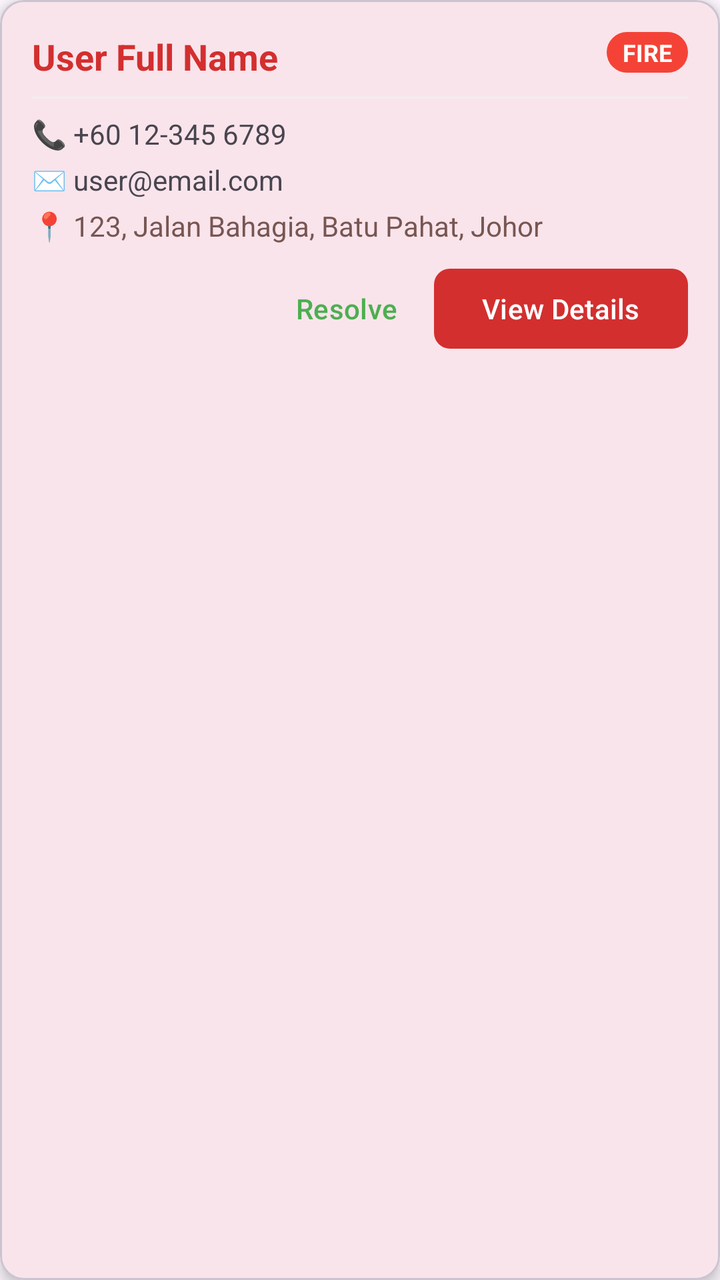
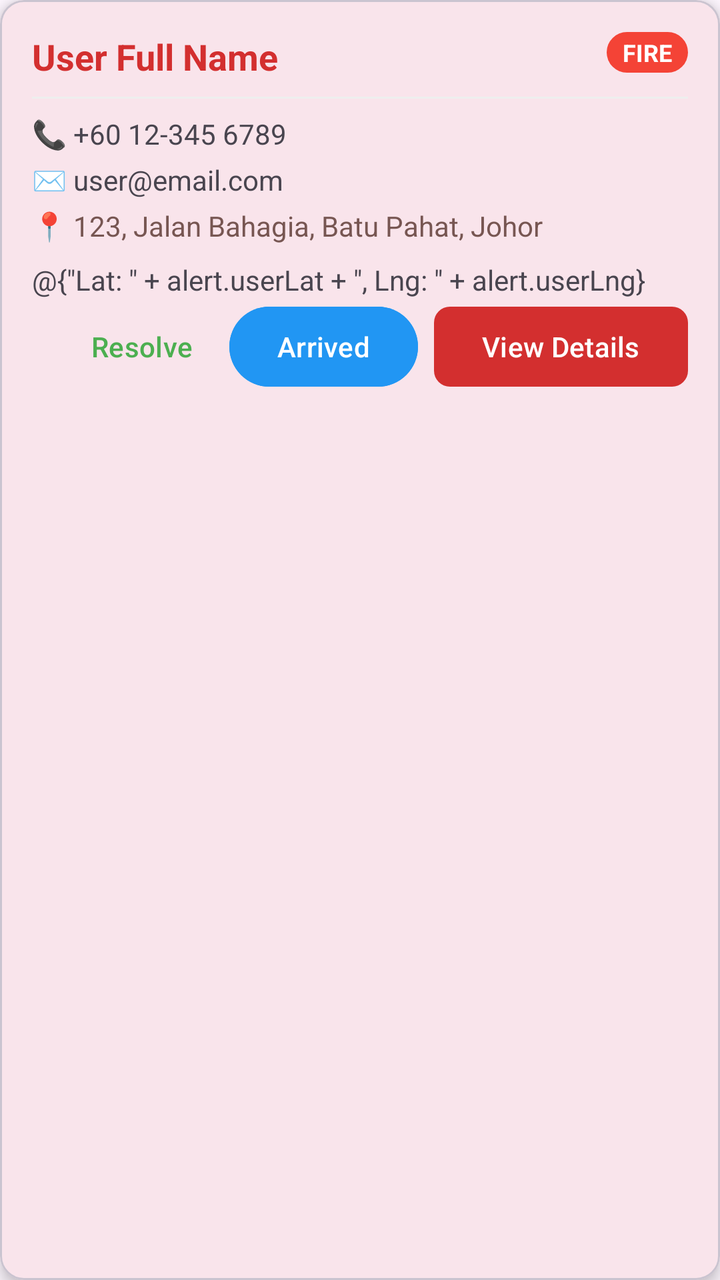

The first picture is an Android layout as it rendered before a commit; the second is the same layout after the commit. The layout source and the unified diff follow.
<!-- AndroidManifest.xml: application theme Theme.JERAPP -->
<!-- res/layout/item_admin_alert.xml -->
<?xml version="1.0" encoding="utf-8"?>
<com.google.android.material.card.MaterialCardView
    xmlns:android="http://schemas.android.com/apk/res/android"
    xmlns:app="http://schemas.android.com/apk/res-auto"
    android:layout_width="match_parent"
    android:layout_height="wrap_content"
    android:layout_marginHorizontal="12dp"
    android:layout_marginVertical="8dp"
    app:cardCornerRadius="12dp"
    app:cardElevation="4dp"
    android:clickable="true"
    android:focusable="true"
    android:foreground="?attr/selectableItemBackground">

    <LinearLayout
        android:layout_width="match_parent"
        android:layout_height="wrap_content"
        android:orientation="vertical"
        android:padding="16dp">

        <RelativeLayout
            android:layout_width="match_parent"
            android:layout_height="wrap_content">

            <TextView
                android:id="@+id/tvVictimName"
                android:layout_width="wrap_content"
                android:layout_height="wrap_content"
                android:text="User Full Name"
                android:textSize="18sp"
                android:textStyle="bold"
                android:textColor="@color/primary" />

            <TextView
                android:id="@+id/tvEmergencyTag"
                android:layout_width="wrap_content"
                android:layout_height="wrap_content"
                android:layout_alignParentEnd="true"
                android:background="@drawable/bg_tag_red"
                android:paddingHorizontal="8dp"
                android:paddingVertical="2dp"
                android:text="FIRE"
                android:textColor="@color/white"
                android:textSize="12sp"
                android:textStyle="bold" />
        </RelativeLayout>

        <View
            android:layout_width="match_parent"
            android:layout_height="1dp"
            android:layout_marginVertical="8dp"
            android:background="#EEEEEE" />

        <TextView
            android:id="@+id/tvVictimPhone"
            android:layout_width="wrap_content"
            android:layout_height="wrap_content"
            android:text="📞 +60 12-345 6789"
            android:layout_marginBottom="4dp"/>

        <TextView
            android:id="@+id/tvVictimEmail"
            android:layout_width="wrap_content"
            android:layout_height="wrap_content"
            android:text="✉️ user@email.com"
            android:layout_marginBottom="4dp"/>

        <TextView
            android:id="@+id/tvVictimAddress"
            android:layout_width="match_parent"
            android:layout_height="wrap_content"
            android:text="📍 123, Jalan Bahagia, Batu Pahat, Johor"
            android:maxLines="2"
            android:ellipsize="end"
            android:textColor="@color/secondary"
            android:layout_marginBottom="8dp"/>

        <LinearLayout
            android:layout_width="match_parent"
            android:layout_height="wrap_content"
            android:orientation="horizontal"
            android:gravity="end">

            <com.google.android.material.button.MaterialButton
                android:id="@+id/btnResolveAlert"
                style="@style/Widget.Material3.Button.TextButton"
                android:layout_width="wrap_content"
                android:layout_height="wrap_content"
                android:text="Resolve"
                android:textColor="#4CAF50" />

            <com.google.android.material.button.MaterialButton
                android:id="@+id/btnViewDetails"
                android:layout_width="wrap_content"
                android:layout_height="wrap_content"
                android:text="View Details"
                app:cornerRadius="8dp" />
        </LinearLayout>
    </LinearLayout>
</com.google.android.material.card.MaterialCardView>
<!-- resources referenced by this layout -->
<resources>
  <color name="primary">#D32F2F</color>
  <color name="secondary">#775652</color>
  <color name="white">#FFFFFF</color>
  <!-- drawable bg_tag_red (drawable) -->
  <?xml version="1.0" encoding="utf-8"?>
  <shape xmlns:android="http://schemas.android.com/apk/res/android">
      <solid android:color="#F44336" />
      <corners android:radius="16dp" />
  </shape>
  <style name="Theme.JERAPP" parent="Theme.Material3.DayNight.NoActionBar">
          
          <item name="colorPrimary">@color/primary</item>
          <item name="android:statusBarColor">@color/primary</item>
  
          
          <item name="android:windowLightStatusBar">false</item>
  
          
          <item name="android:navigationBarColor">@color/background</item>
          <item name="android:windowLightNavigationBar">true</item>
      </style>
  <color name="background">#FFFBFF</color>
</resources>

<!-- the commit's change to res/layout/item_admin_alert.xml (unified diff, before → after) -->
@@ -75,6 +75,12 @@
             android:textColor="@color/secondary"
             android:layout_marginBottom="8dp"/>
 
+        <TextView
+            android:id="@+id/tvCoordinates"
+            android:layout_width="match_parent"
+            android:layout_height="wrap_content"
+            android:text='@{"Lat: " + alert.userLat + ", Lng: " + alert.userLng}' />
+
         <LinearLayout
             android:layout_width="match_parent"
             android:layout_height="wrap_content"
@@ -90,6 +96,16 @@
                 android:textColor="#4CAF50" />
 
             <com.google.android.material.button.MaterialButton
+                android:id="@+id/btnArrived"
+                style="@style/Widget.Material3.Button.TonalButton"
+                android:layout_width="wrap_content"
+                android:layout_height="wrap_content"
+                android:layout_marginEnd="8dp"
+                android:text="Arrived"
+                android:backgroundTint="#2196F3"
+                android:textColor="@color/white" />
+
+            <com.google.android.material.button.MaterialButton
                 android:id="@+id/btnViewDetails"
                 android:layout_width="wrap_content"
                 android:layout_height="wrap_content"
